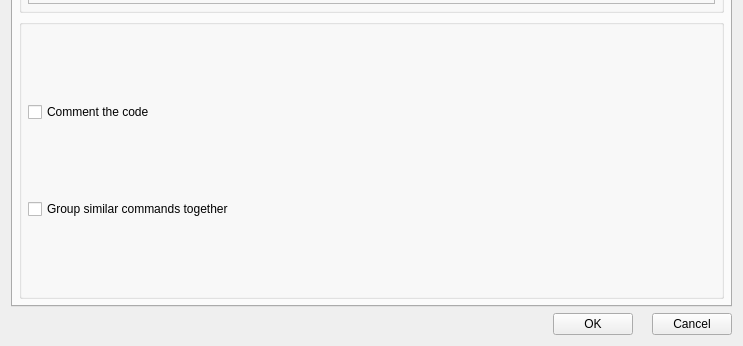
This is src/gui/iosacladvanceddialog_q.ui in fwbuilder/fwbuilder as Qt 5 draws it before an edit; both pictures show x 0 to 743 and y 365 to 711 of the 743 by 711 pixel window. The edited form follows.
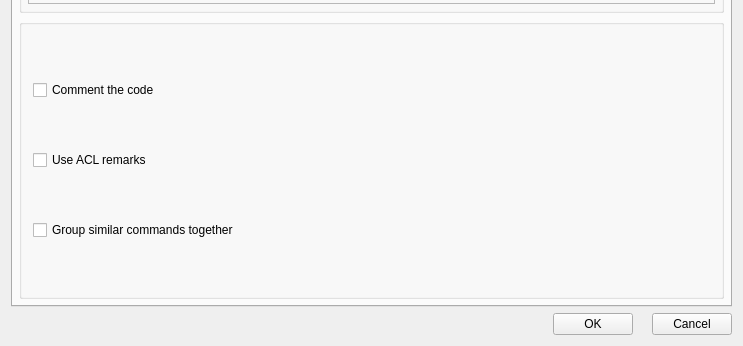
This is the edited form. The open tabs and pages were chosen to show the change.

What changed in the file:
```diff
--- a/src/gui/iosacladvanceddialog_q.ui
+++ b/src/gui/iosacladvanceddialog_q.ui
@@ -228,10 +228,7 @@
          <property name="title" >
           <string/>
          </property>
-         <layout class="QGridLayout" >
-          <property name="margin" >
-           <number>6</number>
-          </property>
+         <layout class="QGridLayout" name="gridLayout_7" >
           <item row="0" column="0" >
            <widget class="QCheckBox" name="iosacl_include_comments" >
             <property name="toolTip" >
@@ -242,6 +239,16 @@
             </property>
            </widget>
           </item>
+          <item row="1" column="0" >
+           <widget class="QCheckBox" name="iosacl_use_acl_remarks" >
+            <property name="toolTip" >
+             <string>Insert comments into generated IOSACL configuration file</string>
+            </property>
+            <property name="text" >
+             <string>Use ACL remarks</string>
+            </property>
+           </widget>
+          </item>
           <item row="2" column="0" >
            <widget class="QCheckBox" name="iosacl_regroup_commands" >
             <property name="toolTip" >
```
Left out of the diff: 2 changed lines with no effect on the pictures.
